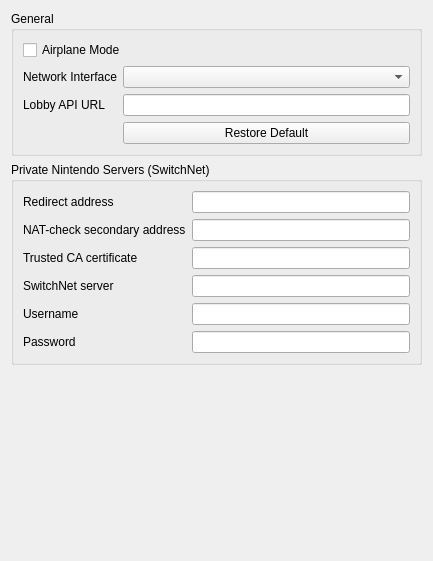
Qt form src/citron/configuration/configure_network.ui (GRID0-net/GRID0-citron) before a commit.
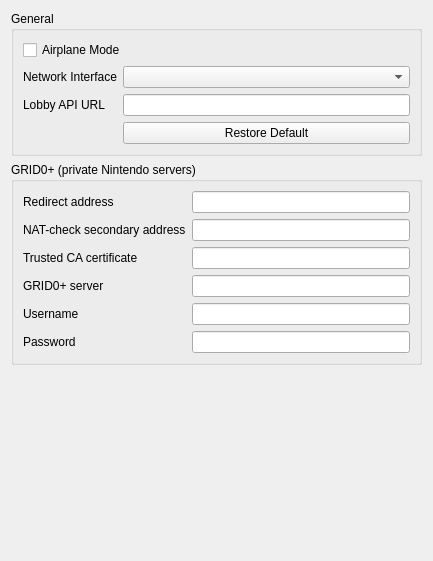
The same form after that commit.

Commit message: citron: call the private server settings GRID0+

The edit to the form file:
```diff
--- a/src/citron/configuration/configure_network.ui
+++ b/src/citron/configuration/configure_network.ui
@@ -68,7 +68,7 @@
      <item>
       <widget class="QGroupBox" name="private_server_group">
        <property name="title">
-        <string>Private Nintendo Servers (SwitchNet)</string>
+        <string>GRID0+ (private Nintendo servers)</string>
        </property>
        <layout class="QGridLayout" name="gridLayout_private_server">
         <item row="0" column="0">
@@ -116,7 +116,7 @@
         <item row="3" column="0">
          <widget class="QLabel" name="label_switchnet_server">
           <property name="text">
-           <string>SwitchNet server</string>
+           <string>GRID0+ server</string>
           </property>
          </widget>
         </item>
```
Left out of the diff: 6 changed lines with no effect on the pictures. The commit also changes 1 other file.
